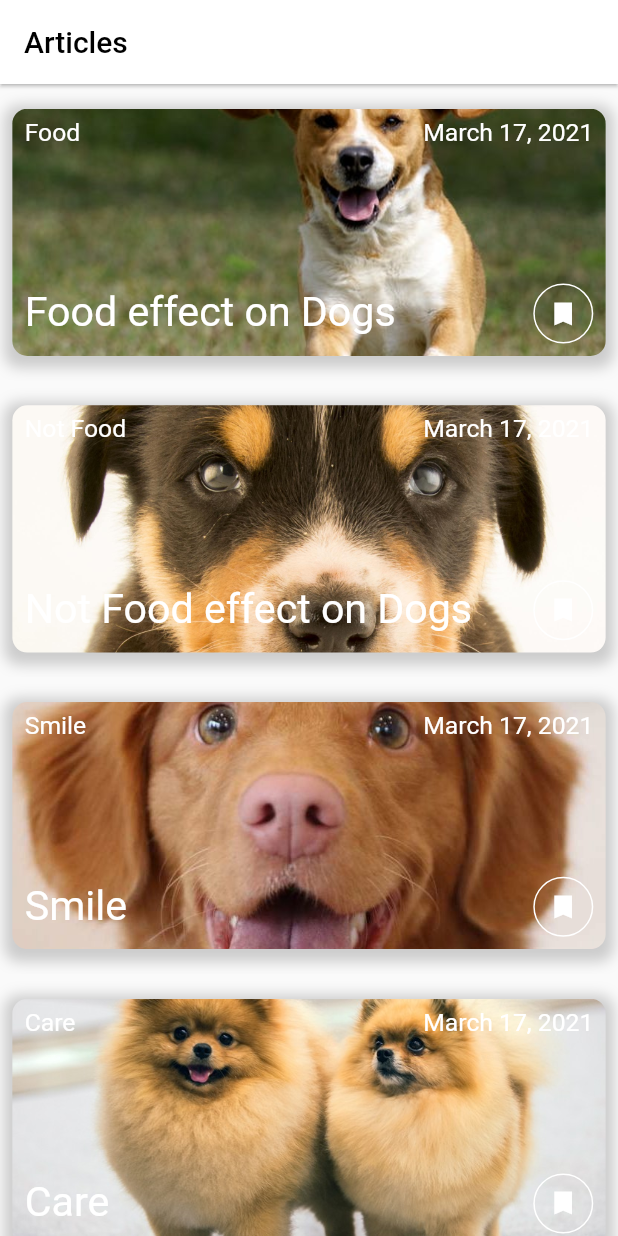
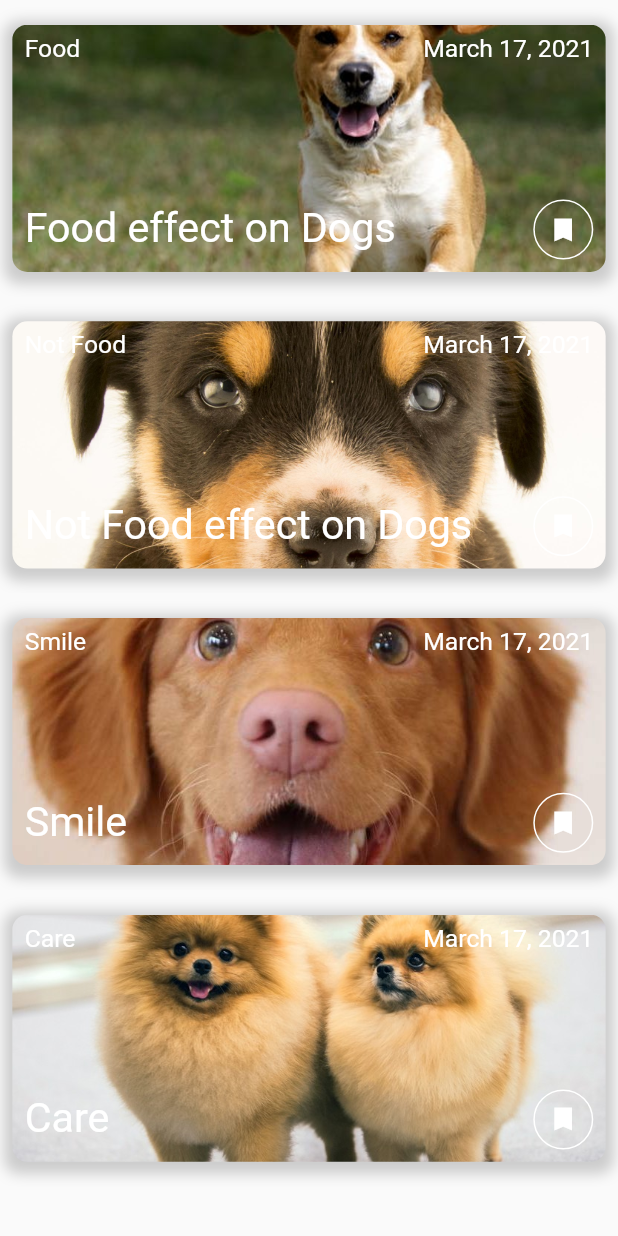
Before and after one commit to Ogive23/BreedMe, a Flutter app: the ArticlesScreen widget shown alone on an empty page, opened directly, on a phone screen of 412 x 824 dp. Run offline on Flutter 3.47's test engine with Material 2 defaults, Android fonts, the phone set to English and light mode, and no system bars; our stand-ins replace flutter_icons, font_awesome_flutter, geolocator, google_fonts, google_maps_flutter, lottie and 1 more; accounts and stored records are empty; Roboto replaces fonts that are missing (Cairo).

Commit message:
Removed slivers dependencies.

```diff
--- a/lib/Screens/ArticlesScreens/articles_screen.dart
+++ b/lib/Screens/ArticlesScreens/articles_screen.dart
@@ -33,32 +33,22 @@ class ArticlesScreen extends StatelessWidget {
 
   @override
   Widget build(BuildContext context) {
-    return CustomScrollView(
-        // Add the app bar and list of items as slivers in the next steps.
-        slivers: <Widget>[
-          SliverAppBar(
-            // pinned: true,
-            floating: true,
-            backgroundColor: Colors.white,
-            elevation: 1.0,
-            forceElevated: true,
-            iconTheme: IconThemeData(color: Colors.black),
-            title: Text(
-              'Articles',
-              style: TextStyle(color: Colors.black),
+    return Container(
+      child: Column(
+        children: [
+          Container(),
+          Expanded(child: SingleChildScrollView(
+            child: Column(
+              children: [
+                for (int index = 0; index < 4; index++)
+                  CustomArticleContainer(
+                    article: articles[index],
+                  ),
+              ],
             ),
-          ),
-          SliverList(
-            delegate: SliverChildListDelegate.fixed([
-              Container(
-                color: Colors.deepOrange,
-              ),
-              for (int index = 0; index < 4; index++)
-                CustomArticleContainer(
-                  article: articles[index],
-                ),
-            ]),
-          )
-        ]);
+          ))
+        ],
+      ),
+    );
   }
 }
```
Also changed, not shown: lib/Screens/ConsultationScreens/consultations_screen.dart (+9 -20 lines), lib/Screens/PlacesScreens/places_screen.dart (+11 -20 lines), lib/Screens/RequestScreens/requests_screen.dart (+9 -20 lines), lib/Screens/SideScreens/settings_screen.dart (+8 -20 lines).
